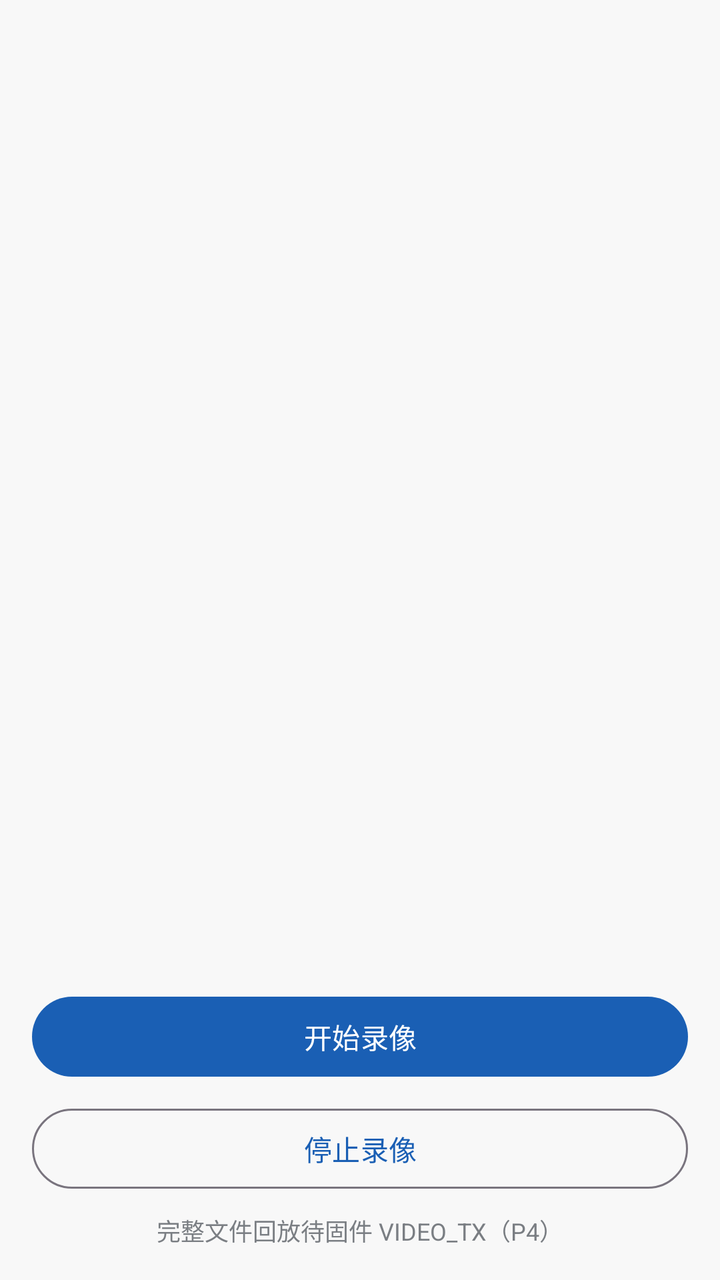
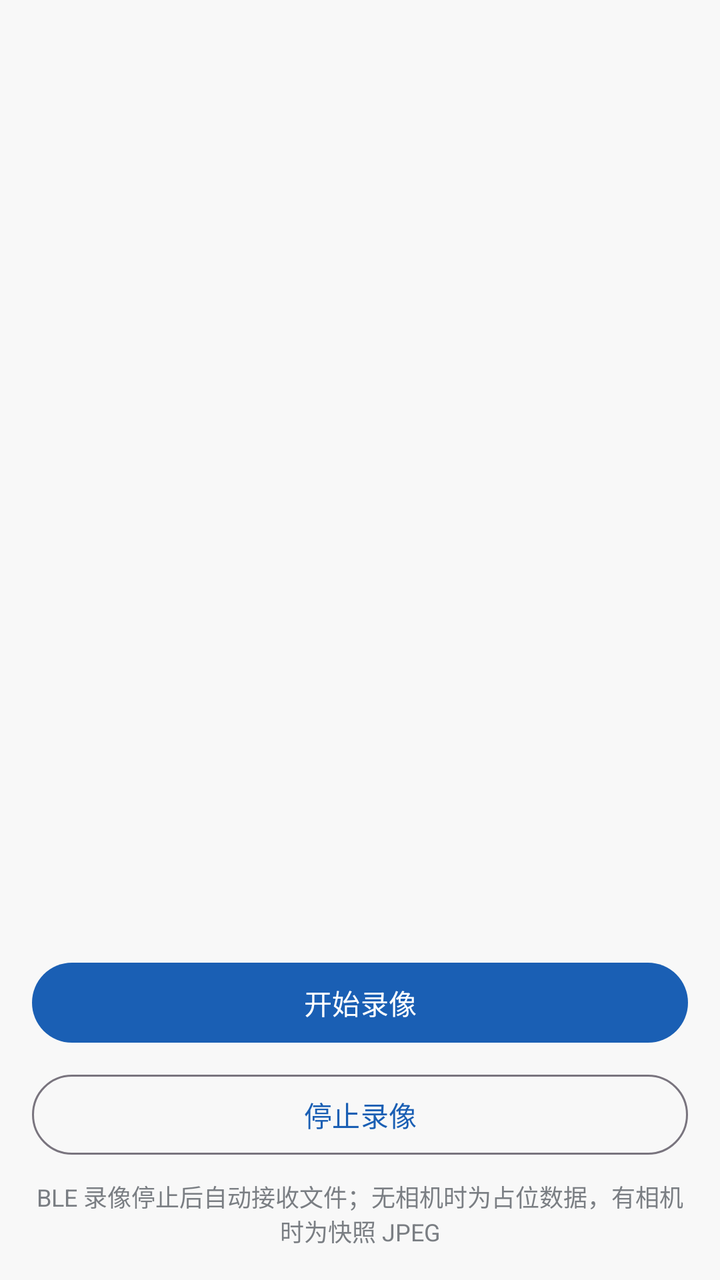

Before-and-after screenshots of an Android layout around one commit, followed by the original layout XML and the change that was made.
<!-- AndroidManifest.xml: application theme Theme.AIFieldCam -->
<!-- res/layout/fragment_video.xml -->
<?xml version="1.0" encoding="utf-8"?>
<LinearLayout
    xmlns:android="http://schemas.android.com/apk/res/android"
    android:layout_width="match_parent"
    android:layout_height="match_parent"
    android:background="@color/background"
    android:orientation="vertical"
    android:padding="16dp">

    <TextView
        android:id="@+id/tv_status"
        android:layout_width="match_parent"
        android:layout_height="wrap_content"
        android:textColor="@color/on_surface_variant"
        android:textSize="13sp" />

    <TextView
        android:id="@+id/tv_fsm"
        android:layout_width="match_parent"
        android:layout_height="wrap_content"
        android:layout_marginTop="4dp"
        android:textColor="@color/primary"
        android:textSize="14sp" />

    <TextView
        android:id="@+id/tv_empty"
        android:layout_width="match_parent"
        android:layout_height="0dp"
        android:layout_weight="1"
        android:gravity="center"
        android:text="暂无录像记录"
        android:textColor="@color/on_surface_variant"
        android:visibility="gone" />

    <androidx.recyclerview.widget.RecyclerView
        android:id="@+id/rv_video"
        android:layout_width="match_parent"
        android:layout_height="0dp"
        android:layout_marginTop="8dp"
        android:layout_weight="1" />

    <com.google.android.material.button.MaterialButton
        android:id="@+id/btn_start"
        android:layout_width="match_parent"
        android:layout_height="wrap_content"
        android:layout_marginTop="8dp"
        android:text="开始录像" />

    <com.google.android.material.button.MaterialButton
        android:id="@+id/btn_stop"
        style="@style/Widget.Material3.Button.OutlinedButton"
        android:layout_width="match_parent"
        android:layout_height="wrap_content"
        android:layout_marginTop="8dp"
        android:text="停止录像" />

    <TextView
        android:layout_width="match_parent"
        android:layout_height="wrap_content"
        android:layout_marginTop="8dp"
        android:gravity="center"
        android:text="完整文件回放待固件 VIDEO_TX（P4）"
        android:textColor="@color/on_surface_variant"
        android:textSize="12sp" />

</LinearLayout>
<!-- resources referenced by this layout -->
<resources>
  <color name="background">#F8F8F8</color>
  <color name="on_surface_variant">#7A7E83</color>
  <color name="primary">#1A5FB4</color>
  <style name="Theme.AIFieldCam" parent="Theme.Material3.Light.NoActionBar">
          <item name="colorPrimary">@color/primary</item>
          <item name="colorPrimaryDark">@color/primary_dark</item>
          <item name="android:statusBarColor">@color/surface</item>
          <item name="android:windowLightStatusBar">true</item>
          <item name="android:navigationBarColor">@color/surface</item>
      </style>
  <color name="primary_dark">#0D3B7A</color>
  <color name="surface">#FFFFFF</color>
</resources>

<!-- the commit's change to res/layout/fragment_video.xml (unified diff, before → after) -->
@@ -55,11 +55,12 @@
         android:text="停止录像" />
 
     <TextView
+        android:id="@+id/tv_hint"
         android:layout_width="match_parent"
         android:layout_height="wrap_content"
         android:layout_marginTop="8dp"
         android:gravity="center"
-        android:text="完整文件回放待固件 VIDEO_TX（P4）"
+        android:text="BLE 录像停止后自动接收文件；无相机时为占位数据，有相机时为快照 JPEG"
         android:textColor="@color/on_surface_variant"
         android:textSize="12sp" />
 
